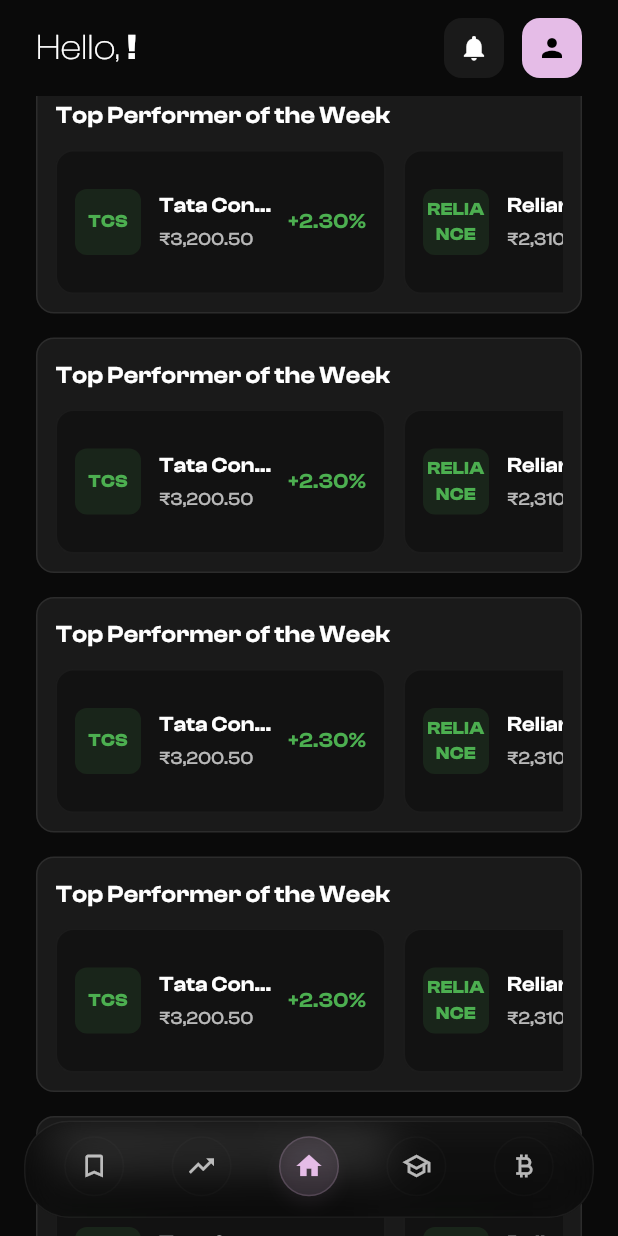
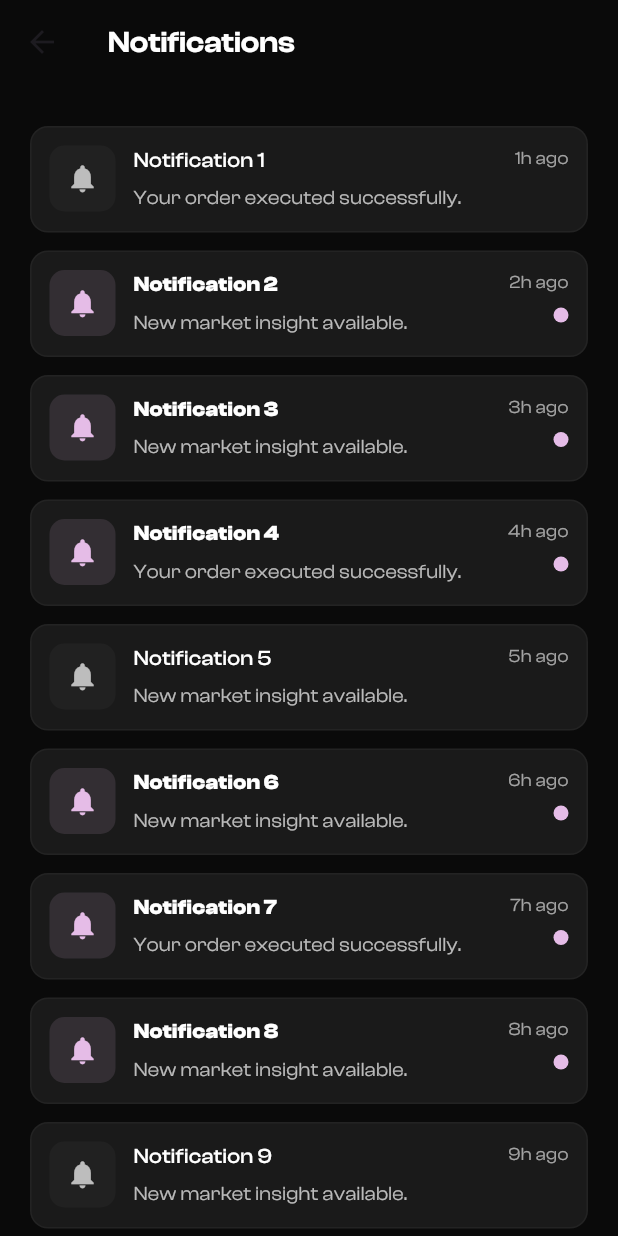
Before and after one commit to nikkhilpareek/virtual_trading_app, a Flutter app: the screen it shows once a user with an empty profile is signed in, scrolled down 576 dp, after a tap on the "notifications" icon, on a phone screen of 412 x 824 dp. Run offline on Flutter 3.47's test engine with Material 3 defaults, Android fonts, the phone set to English and light mode, and no system bars; our stand-ins replace equatable, flutter_bloc, image_picker, supabase_flutter; accounts and stored records are empty.

Commit message:
feat: Add NotificationsScreen with mock notifications and UI layout

```diff
--- a/lib/screens/home_page.dart
+++ b/lib/screens/home_page.dart
@@ -6,8 +6,8 @@ import '../core/utils/currency_formatter.dart';
 import 'market_screen.dart';
 import 'watchlist_screen.dart';
 import 'profile_screen.dart';
+import 'notifications_screen.dart';
 import 'dart:ui';
-import 'dart:developer' as developer;
 
 class HomePage extends StatefulWidget {
   final String userName;
@@ -19,7 +19,6 @@ class HomePage extends StatefulWidget {
 }
 
 class _HomePageState extends State<HomePage> {
-  // Default to the Dashboard screen (index 2 in the current _screens ordering)
   int _currentIndex = 2;
   late final List<Widget> _screens;
   late final PageController _pageController;
@@ -27,7 +26,7 @@ class _HomePageState extends State<HomePage> {
   @override
   void initState() {
     super.initState();
-    // New desired order: Watchlist, Market, Dashboard, Learn, Crypto
+
     _screens = [
       const WatchlistScreen(),
       const MarketScreen(),
@@ -60,7 +59,6 @@ class _HomePageState extends State<HomePage> {
   }
 
   Widget _buildBottomNavigationBar() {
-    // Order must match _screens: Watchlist, Market, Dashboard, Learn, Crypto
     final items = [
       {
         'icon': Icons.bookmark_border,
@@ -376,13 +374,14 @@ class _DashboardScreenState extends State<DashboardScreen> {
                 BlocBuilder<UserBloc, UserState>(
                   builder: (context, state) {
                     String displayName = widget.userName;
-                    if (state is UserLoaded)
+                    if (state is UserLoaded) {
                       displayName = state.profile.displayName;
+                    }
                     return RichText(
                       text: TextSpan(
                         children: [
                           TextSpan(
-                            text: 'Hello, ',
+                            text: 'Hello, \n',
                             style: TextStyle(
                               fontFamily: 'ClashDisplay',
                               fontSize: 24,
@@ -415,7 +414,12 @@ class _DashboardScreenState extends State<DashboardScreen> {
                         borderRadius: BorderRadius.circular(12),
                       ),
                       child: IconButton(
-                        onPressed: () => developer.log('Notification tapped'),
+                        onPressed: () => Navigator.push(
+                          context,
+                          MaterialPageRoute(
+                            builder: (_) => const NotificationsScreen(),
+                          ),
+                        ),
                         icon: const Icon(
                           Icons.notifications,
                           color: Colors.white,
@@ -633,7 +637,6 @@ class _DashboardScreenState extends State<DashboardScreen> {
                         width: 1,
                       ),
                     ),
-                    child: Container(
                     child: Center(
                       child: Column(
                         mainAxisAlignment: MainAxisAlignment.center,
@@ -650,9 +653,7 @@ class _DashboardScreenState extends State<DashboardScreen> {
                           Icon(
                             Icons.trending_up,
                             size: 60,
-                              color: Colors.white.withAlpha(
-                                (0.3 * 255).round(),
-                              ),
+                            color: Colors.white.withAlpha((0.3 * 255).round()),
                           ),
                           const SizedBox(height: 16),
                           Text(
@@ -679,7 +680,6 @@ class _DashboardScreenState extends State<DashboardScreen> {
                             ),
                           ),
                         ],
-                        ),
                       ),
                     ),
                   );
--- /dev/null
+++ b/lib/screens/notifications_screen.dart
@@ -0,0 +1,145 @@
+import 'package:flutter/material.dart';
+
+class NotificationsScreen extends StatelessWidget {
+  const NotificationsScreen({super.key});
+
+  @override
+  Widget build(BuildContext context) {
+    // Create 15 mock notifications with some read and some unread
+    final notifications = List.generate(15, (i) {
+      return {
+        'title': 'Notification ${i + 1}',
+        'message': i % 3 == 0
+            ? 'Your order executed successfully.'
+            : 'New market insight available.',
+        'time': '${(i % 12) + 1}h ago',
+        'isRead': i % 4 == 0, // some read, some unread
+      };
+    });
+
+    return Scaffold(
+      backgroundColor: const Color(0xff0a0a0a),
+      appBar: AppBar(
+        backgroundColor: const Color(0xff0a0a0a),
+        elevation: 0,
+        title: const Text(
+          'Notifications',
+          style: TextStyle(
+            fontFamily: 'ClashDisplay',
+            fontSize: 20,
+            fontWeight: FontWeight.w600,
+            color: Colors.white,
+          ),
+        ),
+      ),
+      body: SingleChildScrollView(
+        padding: const EdgeInsets.all(20),
+        child: Column(
+          crossAxisAlignment: CrossAxisAlignment.start,
+          children: [
+            const SizedBox(height: 8),
+            for (var n in notifications)
+              _buildNotificationTile(
+                title: n['title'] as String,
+                message: n['message'] as String,
+                time: n['time'] as String,
+                isRead: n['isRead'] as bool,
+              ),
+            const SizedBox(height: 24),
+          ],
+        ),
+      ),
+    );
+  }
+
+  Widget _buildNotificationTile({
+    required String title,
+    required String message,
+    required String time,
+    required bool isRead,
+  }) {
+    return Container(
+      margin: const EdgeInsets.only(bottom: 12),
+      padding: const EdgeInsets.all(12),
+      decoration: BoxDecoration(
+        color: const Color(0xff1a1a1a),
+        borderRadius: BorderRadius.circular(12),
+        border: Border.all(color: Colors.white.withAlpha((0.04 * 255).round())),
+      ),
+      child: Row(
+        crossAxisAlignment: CrossAxisAlignment.start,
+        children: [
+          Container(
+            width: 44,
+            height: 44,
+            decoration: BoxDecoration(
+              color: isRead
+                  ? Colors.white.withAlpha((0.03 * 255).round())
+                  : const Color(0xFFE5BCE7).withAlpha((0.12 * 255).round()),
+              borderRadius: BorderRadius.circular(10),
+            ),
+            child: Icon(
+              Icons.notifications,
+              color: isRead
+                  ? Colors.white.withAlpha((0.7 * 255).round())
+                  : const Color(0xFFE5BCE7),
+              size: 22,
+            ),
+          ),
+          const SizedBox(width: 12),
+          Expanded(
+            child: Column(
+              crossAxisAlignment: CrossAxisAlignment.start,
+              children: [
+                Text(
+                  title,
+                  style: TextStyle(
+                    fontFamily: 'ClashDisplay',
+                    fontSize: 14,
+                    fontWeight: isRead ? FontWeight.w500 : FontWeight.w700,
+                    color: Colors.white,
+                  ),
+                ),
+                const SizedBox(height: 6),
+                Text(
+                  message,
+                  style: TextStyle(
+                    fontFamily: 'ClashDisplay',
+                    fontSize: 13,
+                    fontWeight: FontWeight.w400,
+                    color: Colors.white.withAlpha((0.7 * 255).round()),
+                  ),
+                ),
+              ],
+            ),
+          ),
+          const SizedBox(width: 8),
+          Column(
+            crossAxisAlignment: CrossAxisAlignment.end,
+            children: [
+              Text(
+                time,
+                style: TextStyle(
+                  fontFamily: 'ClashDisplay',
+                  fontSize: 12,
+                  fontWeight: FontWeight.w400,
+                  color: Colors.white.withAlpha((0.6 * 255).round()),
+                ),
+              ),
+              const SizedBox(height: 8),
+              if (!isRead)
+                Container(
+                  width: 10,
+                  height: 10,
+                  decoration: BoxDecoration(
+                    color: const Color(0xFFE5BCE7),
+                    shape: BoxShape.circle,
+                  ),
+                ),
+            ],
+          ),
+        ],
+      ),
+    );
+  }
+}
```
Lines whose indentation alone changed are shown as unchanged.
